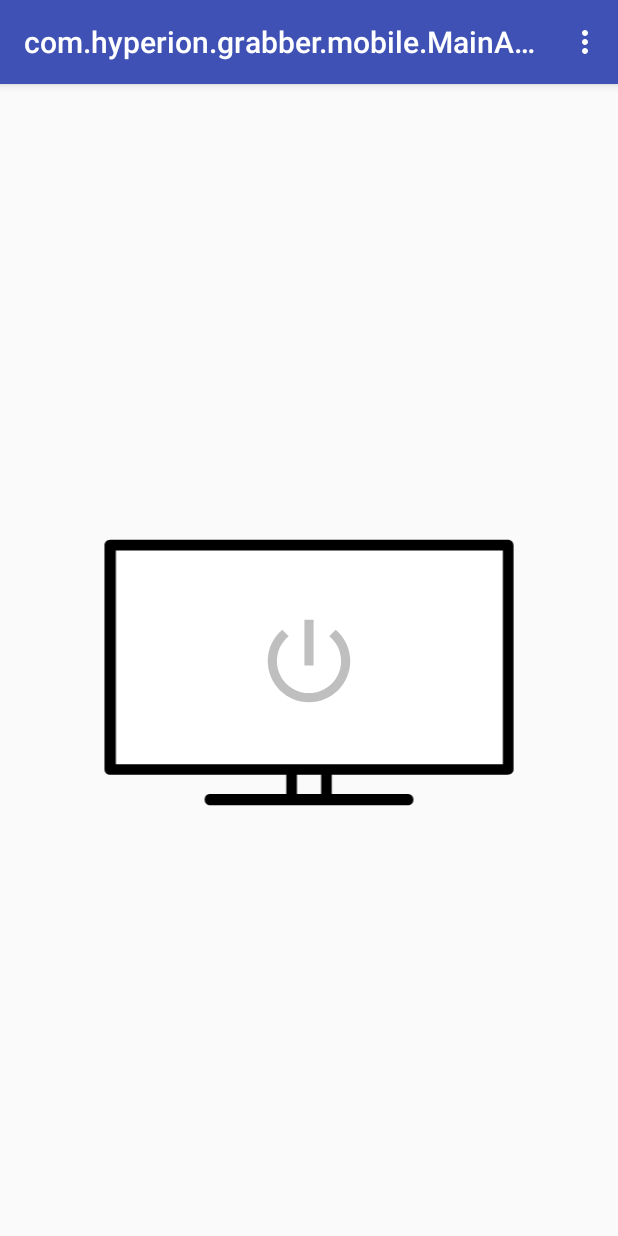
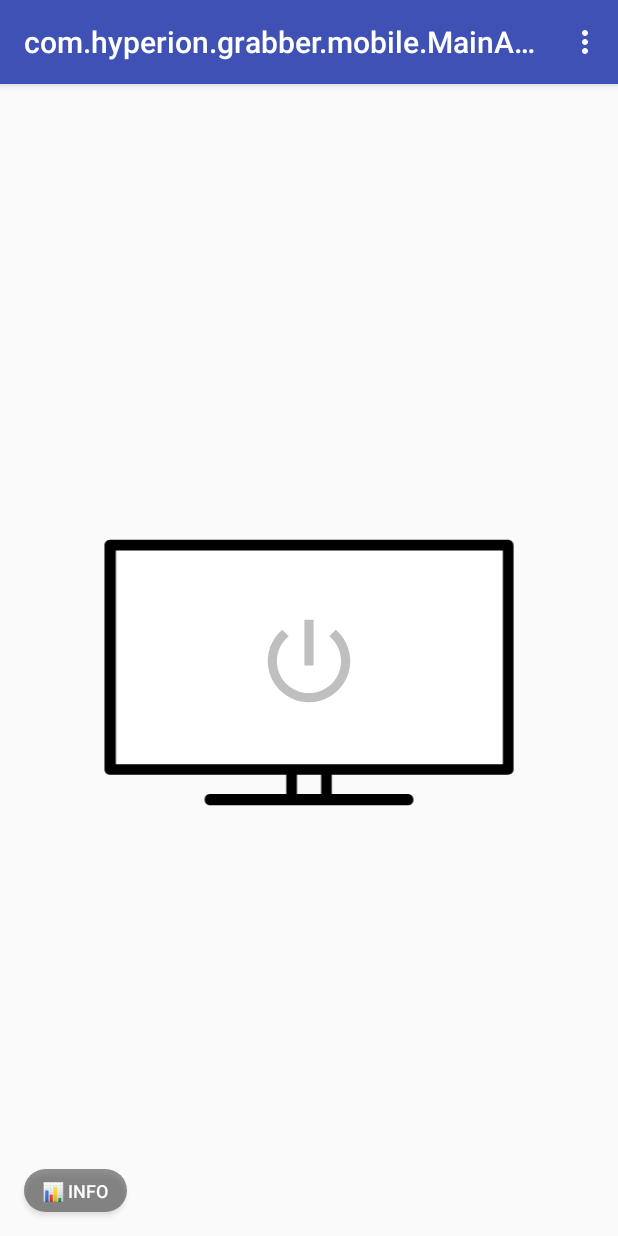
Before and after one commit to haumlab/hyperion-android-reborn, an Android app: the screen it shows after launch (MainActivity), on a phone screen of 412 x 824 dp. Run offline under Robolectric (Android 15) with nearby library versions, the phone set to English and light mode, and no system bars.

Commit message:
Add capture info button to UI
- Added 📊 Info button in bottom-left corner of main activity
- Button shows dialog with:
  - Current capture status (running/stopped)
  - Active capture method (SurfaceControl/DisplayManager/MediaProjection)
  - Device info (manufacturer, model, Android version, chip)
  - Device capabilities detected by MultiChipScreenCapture
- Added BROADCAST_CAPTURE_METHOD and BROADCAST_DEVICE_INFO to service
- Service now broadcasts capture method info to activity

```diff
--- a/mobile/src/main/res/layout/activity_main.xml
+++ b/mobile/src/main/res/layout/activity_main.xml
@@ -76,6 +76,26 @@
             app:layout_constraintStart_toEndOf="parent"
             app:layout_constraintStart_toStartOf="parent" />
 
+        <!-- Capture Info Button (bottom left) -->
+        <androidx.appcompat.widget.AppCompatButton
+            android:id="@+id/btn_capture_info"
+            android:layout_width="wrap_content"
+            android:layout_height="wrap_content"
+            android:layout_marginStart="16dp"
+            android:layout_marginBottom="16dp"
+            android:text="📊 Info"
+            android:textSize="12sp"
+            android:textColor="@android:color/white"
+            android:background="@drawable/pill_background"
+            android:paddingStart="12dp"
+            android:paddingEnd="12dp"
+            android:paddingTop="6dp"
+            android:paddingBottom="6dp"
+            android:minWidth="0dp"
+            android:minHeight="0dp"
+            app:layout_constraintStart_toStartOf="parent"
+            app:layout_constraintBottom_toBottomOf="parent" />
+
     </androidx.constraintlayout.widget.ConstraintLayout>
 
 </androidx.constraintlayout.widget.ConstraintLayout>
```
Also changed, not shown: common/src/main/java/com/hyperion/grabber/HyperionScreenService.java (+17 -0 lines), mobile/src/main/java/com/hyperion/grabber/mobile/MainActivity.java (+34 -0 lines).
